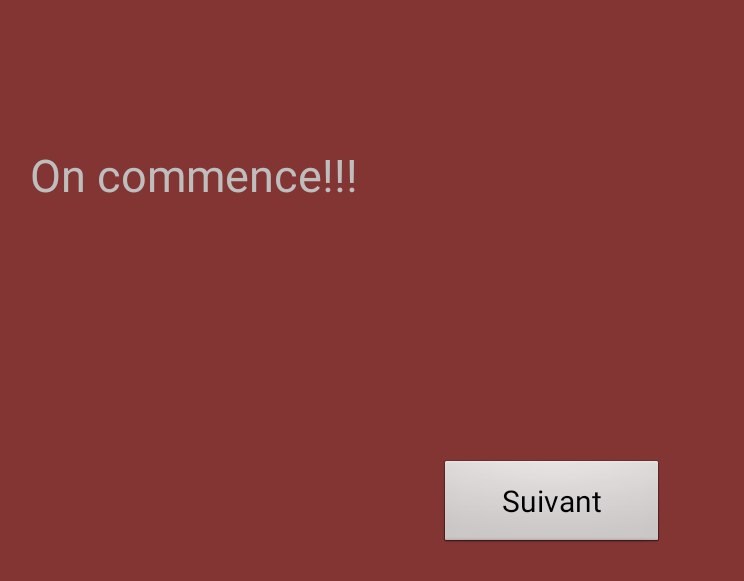
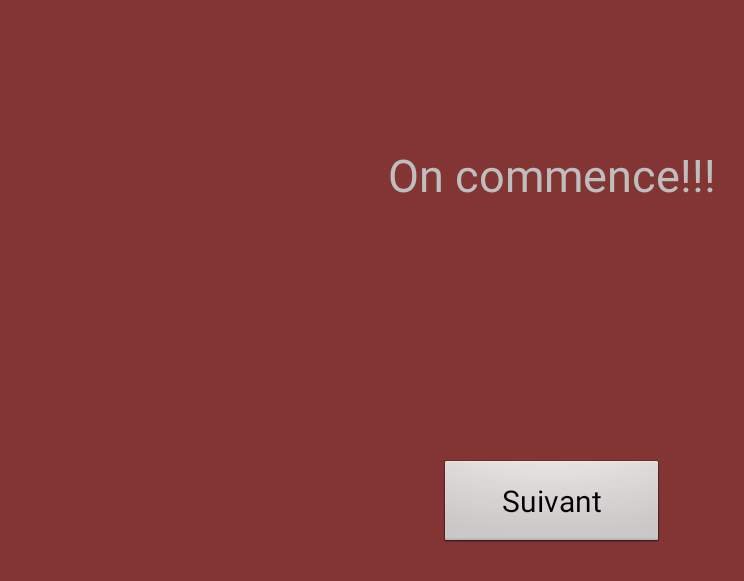
Before and after one commit to tengfan/projetAndroid, an Android app: the GameOneActivity screen opened directly, with no data from a screen before it, on a phone screen of 824 x 412 dp (held sideways). Shown: the top 581 px of the screen, without its empty margins (66-810 px from the left). Run offline under Robolectric (Android 15) with nearby library versions, the phone set to English and light mode, and no system bars.

Commit message:
modification du mécanisme de jeu

```diff
--- a/demo1/app/src/main/res/layout/activity_game_one.xml
+++ b/demo1/app/src/main/res/layout/activity_game_one.xml
@@ -13,6 +13,7 @@
         android:layout_width="fill_parent"
         android:layout_height="wrap_content"
         android:text="On commence!!!"
+        android:gravity="center"
         android:id="@+id/textGameOne"
         android:textSize="30sp"
         android:singleLine="true"
--- a/demo1/app/src/main/res/values/strings.xml
+++ b/demo1/app/src/main/res/values/strings.xml
@@ -63,21 +63,19 @@
     <string name="noPlayer26" formatted="false">"Celui/celles avec le verre le plus rempli boit 4 gorgées"</string>
     <string name="noPlayer27" formatted="false">"La dernière personne à être allée aux toilettes boit 2 gorgées"</string>
     <string name="noPlayer28" formatted="false">"Ceux/celles qui n’ont pas pris de douche aujourd’hui boivent 4 gorgées"</string>
-    <string name="noPlayer29" formatted="false">"Il faut maintenant prononcer un gros mot à chaque phrase [10 TOURS]"</string>
-    <string name="noPlayer30" formatted="false">"Ni oui, ni non! celui/celle qui prononce l’un des deux mots boit 3 gorgées jusqu’à nouvel
-ordre  [ 10 TOURS]"</string>
+    <string name="noPlayer29" formatted="false">"Citez tour à tour une race de chien, le premier n'en citant pas boit 4 gorgées"</string>
+    <string name="noPlayer30" formatted="false">"Plutôt avoir une aventure avec Michel Drucker ou avec Jean-Pierre Koff? La minorité bois 5 gorgées."</string>
     <string name="noPlayer31" formatted="false">"Désignez tous ensemble le/la plus débile qui devra boire 4 gorgées
 + Fallait pas être débile, 1 gorgée de plus pour la peine "</string>
-    <string name="noPlayer32" formatted="false">"BUFFALO : tout le monde ne peut plus tenir son verre avec sa main directrice, sanction :
-CUL SEC [10 TOURS]"</string>
-    <string name="noPlayer33" formatted="false">"Interdiction de s’adresser à quelqu’un par son prénom [10 TOURS]"</string>
-    <string name="noPlayer34" formatted="false">"Il faut maintenant énoncer la ponctuation (ex : “tu bois une gorgée point”) [10 TOURS]"</string>
+    <string name="noPlayer32" formatted="false">"Plutôt avoir une aventure avec Mirelle Mathieu ou avec Mimie Mathy"</string>
+    <string name="noPlayer33" formatted="false">"Plutôt avoir une aventure avec Xi Jinping ou Kim Jong-Un"</string>
+    <string name="noPlayer34" formatted="false">"Les joueurs dont le nom de famille commence par "B" prennent un CUL SEC!"</string>
     <string name="noPlayer35" formatted="false">Si ton jour d’anniversaire est un nombre impair, bois 3 gorgées"</string>
     <string name="noPlayer36" formatted="false">"Si ton jour d’anniversaire est un nombre pair, bois 3 gorgées"</string>
     <string name="noPlayer37" formatted="false">"3 gorgées pour les fumeurs/fumeuses"</string>
     <string name="noPlayer38" formatted="false">"Le prochain joueur à devoir boire doublera son nombre de gorgées"</string>
     <string name="noPlayer39" formatted="false">"Les gauchers/gauchères boivent 2 gorgées"</string>
-    <string name="noPlayer40" formatted="false">"Il faut maintenant finir de s’adresser à quelqu’un par “Grosse C” [20 tours]"</string>
+    <string name="noPlayer40" formatted="false">"Les joueurs "</string>
     <string name="noPlayer41" formatted="false">"Ceux/celles qui ont les chaussettes trouées boivent 3 gorgées"</string>
     <string name="noPlayer42" formatted="false">"Les personnes en couple font boire 3 gorgées à une seule personne"</string>
     <string name="noPlayer43" formatted="false">"Ceux/celles qui possèdent un paquet de clopes boivent leur nombre de cigarettes restantes
@@ -85,7 +83,7 @@ en gorgées (8 maximum)"</string>
     <string name="noPlayer44" formatted="false">"Les joueurs incapable de toucher le sol ­ debout,jambes tendus ­ boivent 3 gorgées"</string>
     <string name="noPlayer45" formatted="false">"On doit maintenant agripper son/sa voisine de droite lorsqu’on boit"</string>
     <string name="noPlayer46" formatted="false">"Le joueur le plus grand distribue 4 gorgées"</string>
-    <string name="noPlayer47" formatted="false">"Interdiction de boire de la main droite [10 tours]"</string>
+    <string name="noPlayer47" formatted="false">"Plutôt adopter un phacochère ou adopter un serpent pénis. La minorité fini son verre!"</string>
     <string name="noPlayer48" formatted="false">"Remplacer les son “a” par le son “i” (ex : “j’aime mon papa” devient “ j’aime mon pipi”)"</string>
     <string name="noPlayer49" formatted="false">"Chaque mot commençant par C doit être dit "C" (ex : “C’est trop cool l’application de Cbeer”
 devient “C trop C l’application de C”)"</string>
@@ -188,7 +186,7 @@ n’a pas le droit de protester"</string>
 (même toi)"</string>
     <string name="onePlayer29" formatted="false">"%s  chante une chanson avec la bouche pleine, la premiere personne à trouver
 distribue 2 gorgées"</string>
-    <string name="onePlayer30" formatted="false">"%s parle maintenant uniquement anglais! 3 gorgées à chaque erreurs!"</string>
+    <string name="onePlayer30" formatted="false">"%s parle maintenant uniquement anglais pendant 3 minutes! 3 gorgées à chaque erreurs!"</string>
     <string name="onePlayer31" formatted="false">"%s cite le titre d'un film, ceux qui ne l'ont pas vu boivent 3 gorgées."</string>
     <string name="onePlayer32" formatted="false">"%s sifflote un chanson, le premier à trouver le titre distribue 2 gorgées."</string>
     <string name="onePlayer33" formatted="false">"%s échange de verre avec la personne de son choix."</string>
@@ -199,6 +197,20 @@ distribue 2 gorgées"</string>
     <string name="onePlayer38" formatted="false">"L'apéro ne fait que commencer! %s désigne un joueur. Ce joueur est le seul à ne pas boire 4 gorgées!"</string>
     <string name="onePlayer39" formatted="false">"Si %s est un musicien il boit 3 gorgées, sinon il les distribue."</string>
     <string name="onePlayer40" formatted="false">"%s crée une règle qui devra être respecter jusqu'à la fin de la partie."</string>
+    <string name="onePlayer41" formatted="false">"Il faut maintenant prononcer un gros mot à chaque phrase [10 TOURS]. %s compte les tours, si il oublie CUL SEC!"</string>
+    <string name="onePlayer42" formatted="false">"Ni oui, ni non! celui/celle qui prononce l’un des deux mots boit 3 gorgées jusqu’à nouvel
+ordre  [ 10 TOURS]. %s compte les tours, si il oublie CUL SEC!"</string>
+    <string name="onePlayer43" formatted="false">"C BALO : tout le monde ne peut plus tenir son verre avec sa main directrice, sanction :
+CUL SEC [10 TOURS]. %s compte les tours, si il oublie CUL SEC!"</string>
+    <string name="onePlayer44" formatted="false">"Interdiction de s’adresser à quelqu’un par son prénom [10 TOURS]. %s compte les tours, si il oublie CUL SEC!"</string>
+    <string name="onePlayer45" formatted="false">"Il faut maintenant énoncer la ponctuation (ex : “tu bois une gorgée point”) [10 TOURS]. %s compte les tours, si il oublie CUL SEC!"</string>
+    <string name="onePlayer46" formatted="false">"Il faut maintenant finir de s’adresser à quelqu’un par “Grosse C” [20 tours]. %s compte les tours, si il oublie CUL SEC!"</string>
+    <string name="onePlayer47" formatted="false">"Interdiction de boire de la main droite [10 tours]. %s compte les tours, si il oublie CUL SEC!"</string>
+    <string name="onePlayer48" formatted="false">"Comme Yoda, parler vous devez. %s compte les tours, si il oublie CUL SEC!"</string>
+    <string name="onePlayer49" formatted="false">"Tout le monde parle sa deuxième langue pendant [5 TOURS]. %s compte les tours, si il oublie CUL SEC!"</string>
+    <string name="onePlayer50" formatted="false">"Tout le monde parle comme un commentateur de foot pendant [8 TOURS]. %s compte les tours, si il oublie CUL SEC!"</string>
+
+
 
     //Array of phrases with one player in it.
     <string-array name="onePlayerArray">
@@ -242,6 +254,16 @@ distribue 2 gorgées"</string>
         <item>@string/onePlayer38</item>
         <item>@string/onePlayer39</item>
         <item>@string/onePlayer40</item>
+        <item>@string/onePlayer41</item>
+        <item>@string/onePlayer42</item>
+        <item>@string/onePlayer43</item>
+        <item>@string/onePlayer44</item>
+        <item>@string/onePlayer45</item>
+        <item>@string/onePlayer46</item>
+        <item>@string/onePlayer47</item>
+        <item>@string/onePlayer48</item>
+        <item>@string/onePlayer49</item>
+        <item>@string/onePlayer50</item>
     </string-array>
 
     //Phrases which have only two player in it.
```
Also changed, not shown: 2 other files.
